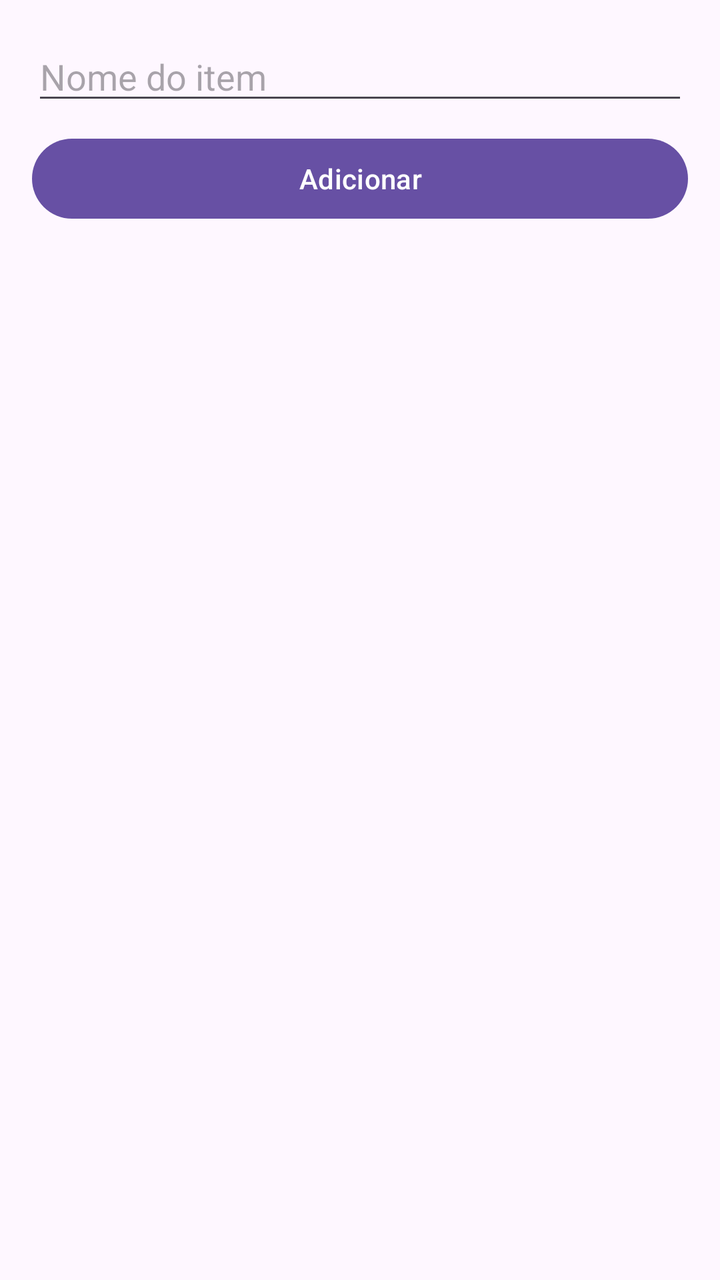
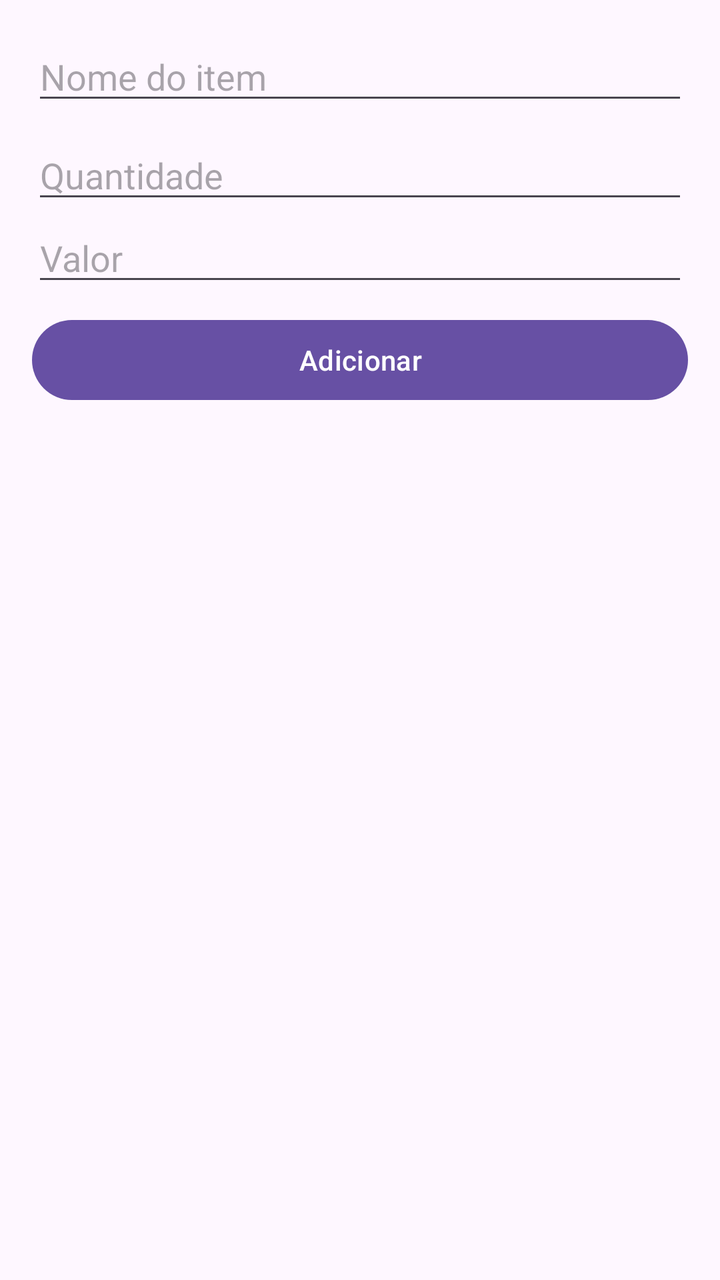

Two renders of the same Android screen: before a commit and after it. Below are the layout's source before the change and the commit's diff.
<!-- AndroidManifest.xml: application theme Theme.Supercompras -->
<!-- res/layout/activity_cadastro_item.xml -->
<?xml version="1.0" encoding="utf-8"?>
<LinearLayout
    xmlns:android="http://schemas.android.com/apk/res/android"
    android:orientation="vertical"
    android:padding="16dp"
    android:layout_width="match_parent"
    android:layout_height="match_parent">

    <EditText
        android:id="@+id/etNomeItem"
        android:hint="Nome do item"
        android:layout_width="match_parent"
        android:layout_height="wrap_content" />

    <Button
        android:id="@+id/btnAdicionarItem"
        android:text="Adicionar"
        android:layout_width="match_parent"
        android:layout_height="wrap_content"
        android:layout_marginTop="8dp"/>

    <ListView
        android:id="@+id/listaDeItens"
        android:layout_width="match_parent"
        android:layout_height="0dp"
        android:layout_weight="1"/>
</LinearLayout>
<!-- resources referenced by this layout -->
<resources>
  <style name="Theme.Supercompras" parent="Base.Theme.Supercompras" />
  <style name="Base.Theme.Supercompras" parent="Theme.Material3.DayNight.NoActionBar">
          
          
      </style>
</resources>

<!-- the commit's change to res/layout/activity_cadastro_item.xml (unified diff, before → after) -->
@@ -12,6 +12,21 @@
         android:layout_width="match_parent"
         android:layout_height="wrap_content" />
 
+    <EditText
+        android:id="@+id/etQuantidadeItem"
+        android:layout_width="match_parent"
+        android:layout_height="wrap_content"
+        android:hint="Quantidade"
+        android:inputType="number"
+        android:layout_marginTop="8dp" />
+
+    <EditText
+        android:id="@+id/etValorItem"
+        android:layout_width="match_parent"
+        android:layout_height="wrap_content"
+        android:hint="Valor"
+        android:inputType="numberDecimal"/>
+
     <Button
         android:id="@+id/btnAdicionarItem"
         android:text="Adicionar"
